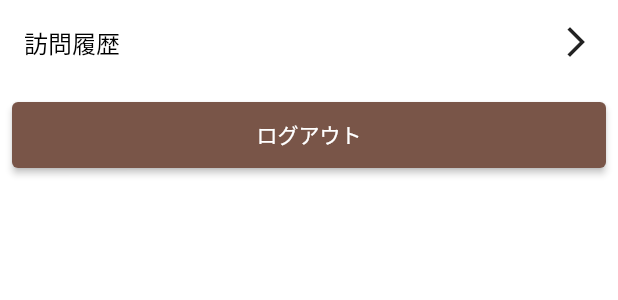
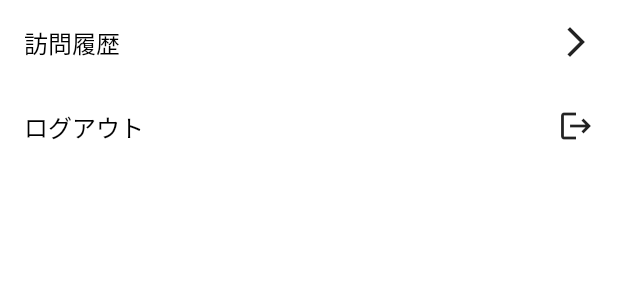
Before and after one commit to yukihiro-numata/cafe_note_mobile, a Flutter app: the MyPageAuthenticated widget shown alone on an empty page, opened directly, on a phone screen of 412 x 824 dp. Shown: the top 300 px of the screen. Run offline on Flutter 3.47's test engine with Material 2 defaults, Android fonts, the phone set to English and light mode, and no system bars; our stand-ins replace dotted_border, email_validator, firebase_auth, firebase_core, firebase_storage, flutter_rating_bar and 5 more; missing offline and left inert: flutter_state_notifier, ulid; accounts and stored records are empty.

Commit message:
Update logout action to use common cell instead of button.

```diff
--- a/lib/pages/my_page/_my_page_authenticated.dart
+++ b/lib/pages/my_page/_my_page_authenticated.dart
@@ -1,4 +1,3 @@
-import 'package:cafe_note_mobile/components/atoms/main_button.dart';
 import 'package:cafe_note_mobile/controllers/my_page_controller.dart';
 import 'package:cafe_note_mobile/pages/my_page/_my_page_cell.dart';
 import 'package:flutter/material.dart';
@@ -20,10 +19,10 @@ class MyPageAuthenticated extends StatelessWidget {
           onTap: () => _controller.onTapToCafeArchives(context),
           text: '訪問履歴',
         ),
-        MainButton.primary(
-          context: context,
-          buttonLabel: 'ログアウト',
-          onPressed: _controller.handleLogoutPressed,
+        MyPageCell(
+          onTap: _controller.handleLogoutPressed,
+          text: 'ログアウト',
+          icon: Icons.logout,
         ),
       ],
     );
--- a/lib/pages/my_page/_my_page_cell.dart
+++ b/lib/pages/my_page/_my_page_cell.dart
@@ -5,10 +5,12 @@ class MyPageCell extends StatelessWidget {
     Key? key,
     required this.onTap,
     required this.text,
+    this.icon = Icons.arrow_forward_ios,
   }) : super(key: key);
 
   final VoidCallback onTap;
   final String text;
+  final IconData icon;
 
   @override
   Widget build(BuildContext context) {
@@ -16,7 +18,7 @@ class MyPageCell extends StatelessWidget {
       onTap: onTap,
       child: Container(
         margin: const EdgeInsets.symmetric(horizontal: 16) +
-            const EdgeInsets.only(bottom: 16),
+            const EdgeInsets.only(bottom: 32),
         child: Row(
           mainAxisAlignment: MainAxisAlignment.spaceBetween,
           children: [
@@ -27,7 +29,7 @@ class MyPageCell extends StatelessWidget {
                 color: Colors.black,
               ),
             ),
-            const Icon(Icons.arrow_forward_ios),
+            Icon(icon),
           ],
         ),
       ),
```
